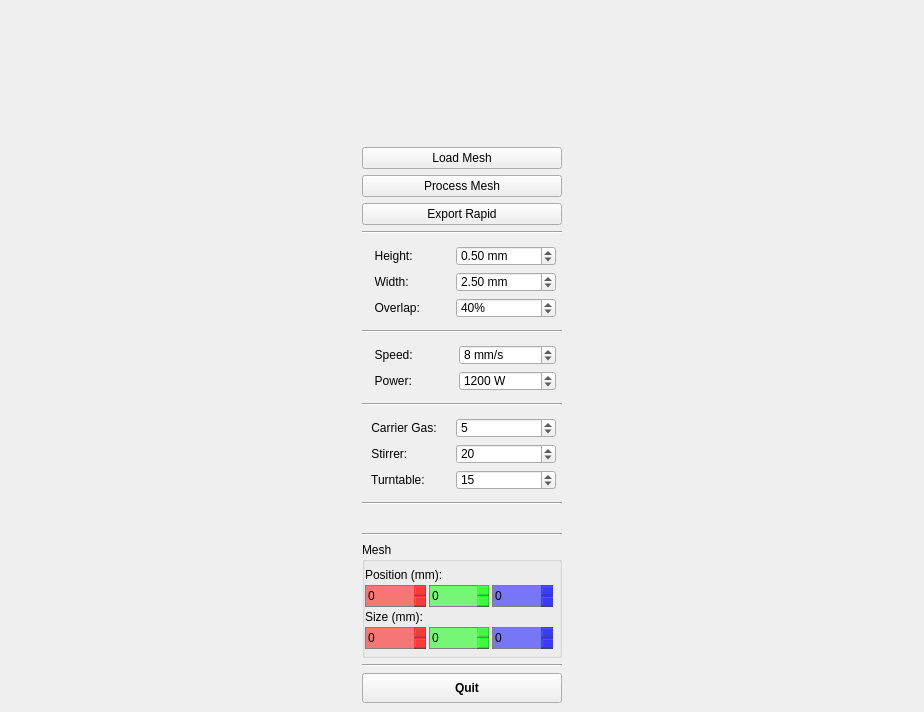
Old version of the form etna_planning/src/robpath/robpath.ui in the repository openlmd/etna.
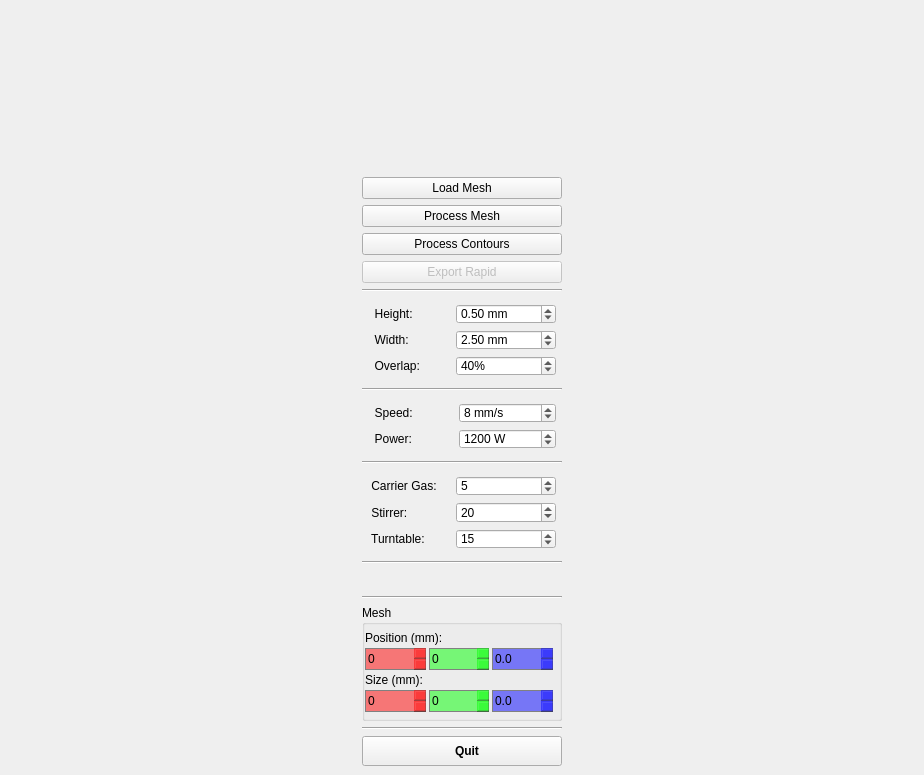
New version of the form. Icons and pictures are not drawn.

Commit message: Added support for contours path generation.

What changed in the file:
```diff
--- a/etna_planning/src/robpath/robpath.ui
+++ b/etna_planning/src/robpath/robpath.ui
@@ -7,7 +7,7 @@
     <x>0</x>
     <y>0</y>
     <width>924</width>
-    <height>712</height>
+    <height>775</height>
    </rect>
   </property>
   <property name="sizePolicy">
@@ -64,21 +64,21 @@
     </font>
    </property>
    <layout class="QGridLayout" name="gridLayout">
-    <item row="6" column="1">
+    <item row="12" column="1">
      <widget class="Line" name="line_2">
       <property name="orientation">
        <enum>Qt::Horizontal</enum>
       </property>
      </widget>
     </item>
-    <item row="9" column="1">
+    <item row="15" column="1">
      <widget class="Line" name="line">
       <property name="orientation">
        <enum>Qt::Horizontal</enum>
       </property>
      </widget>
     </item>
-    <item row="15" column="1" rowspan="2">
+    <item row="21" column="1" rowspan="2">
      <layout class="QFormLayout" name="flPowder">
       <property name="fieldGrowthPolicy">
        <enum>QFormLayout::AllNonFixedFieldsGrow</enum>
@@ -202,7 +202,7 @@
       </item>
      </layout>
     </item>
-    <item row="22" column="1">
+    <item row="28" column="1">
      <widget class="Line" name="line_4">
       <property name="orientation">
        <enum>Qt::Horizontal</enum>
@@ -216,46 +216,34 @@
       </property>
      </layout>
     </item>
-    <item row="14" column="1">
+    <item row="20" column="1">
      <widget class="Line" name="line_3">
       <property name="orientation">
        <enum>Qt::Horizontal</enum>
       </property>
      </widget>
     </item>
-    <item row="3" column="1">
-     <widget class="QPushButton" name="btnLoadMesh">
-      <property name="minimumSize">
-       <size>
-        <width>200</width>
-        <height>0</height>
-       </size>
+    <item row="25" column="1" rowspan="3">
+     <spacer name="verticalSpacer">
+      <property name="orientation">
+       <enum>Qt::Vertical</enum>
       </property>
-      <property name="maximumSize">
+      <property name="sizeHint" stdset="0">
        <size>
-        <width>200</width>
-        <height>16777215</height>
+        <width>20</width>
+        <height>40</height>
        </size>
       </property>
-      <property name="font">
-       <font>
-        <weight>50</weight>
-        <bold>false</bold>
-       </font>
-      </property>
-      <property name="text">
-       <string>Load Mesh</string>
-      </property>
-     </widget>
+     </spacer>
     </item>
-    <item row="26" column="1">
+    <item row="32" column="1">
      <widget class="Line" name="line_5">
       <property name="orientation">
        <enum>Qt::Horizontal</enum>
       </property>
      </widget>
     </item>
-    <item row="7" column="1" rowspan="2">
+    <item row="13" column="1" rowspan="2">
      <layout class="QFormLayout" name="flGeometry">
       <property name="fieldGrowthPolicy">
        <enum>QFormLayout::AllNonFixedFieldsGrow</enum>
@@ -391,7 +379,7 @@
       </item>
      </layout>
     </item>
-    <item row="27" column="1">
+    <item row="33" column="1">
      <widget class="QPushButton" name="btnQuit">
       <property name="enabled">
        <bool>true</bool>
@@ -437,8 +425,11 @@
       </property>
      </widget>
     </item>
-    <item row="5" column="1">
+    <item row="11" column="1">
      <widget class="QPushButton" name="btnSaveRapid">
+      <property name="enabled">
+       <bool>false</bool>
+      </property>
       <property name="minimumSize">
        <size>
         <width>200</width>
@@ -463,32 +454,7 @@
       </property>
      </widget>
     </item>
-    <item row="4" column="1">
-     <widget class="QPushButton" name="btnProcessMesh">
-      <property name="minimumSize">
-       <size>
-        <width>200</width>
-        <height>0</height>
-       </size>
-      </property>
-      <property name="maximumSize">
-       <size>
-        <width>200</width>
-        <height>16777215</height>
-       </size>
-      </property>
-      <property name="font">
-       <font>
-        <weight>50</weight>
-        <bold>false</bold>
-       </font>
-      </property>
-      <property name="text">
-       <string>Process Mesh</string>
-      </property>
-     </widget>
-    </item>
-    <item row="10" column="1" rowspan="4">
+    <item row="16" column="1" rowspan="4">
      <layout class="QFormLayout" name="flLaser">
       <property name="margin">
        <number>6</number>
@@ -580,7 +546,7 @@
       </item>
      </layout>
     </item>
-    <item row="23" column="1" rowspan="3">
+    <item row="29" column="1" rowspan="3">
      <widget class="QGroupBox" name="groupBox">
       <property name="font">
        <font>
@@ -730,7 +696,7 @@
             <bool>false</bool>
            </property>
            <property name="decimals">
-            <number>0</number>
+            <number>1</number>
            </property>
            <property name="maximum">
             <double>1000.000000000000000</double>
@@ -864,7 +830,7 @@
             <bool>false</bool>
            </property>
            <property name="decimals">
-            <number>0</number>
+            <number>1</number>
            </property>
            <property name="maximum">
             <double>1000.000000000000000</double>
@@ -879,19 +845,6 @@
       </layout>
      </widget>
     </item>
-    <item row="19" column="1" rowspan="3">
-     <spacer name="verticalSpacer">
-      <property name="orientation">
-       <enum>Qt::Vertical</enum>
-      </property>
-      <property name="sizeHint" stdset="0">
-       <size>
-        <width>20</width>
-        <height>40</height>
-       </size>
-      </property>
-     </spacer>
-    </item>
     <item row="1" column="1">
      <widget class="QLabel" name="lblLogo">
       <property name="minimumSize">
@@ -911,13 +864,82 @@
       </property>
      </widget>
     </item>
-    <item row="17" column="1" rowspan="2">
+    <item row="23" column="1" rowspan="2">
      <widget class="Line" name="line_6">
       <property name="orientation">
        <enum>Qt::Horizontal</enum>
       </property>
      </widget>
     </item>
+    <item row="10" column="1">
+     <widget class="QPushButton" name="btnProcessContours">
+      <property name="enabled">
+       <bool>true</bool>
+      </property>
+      <property name="font">
+       <font>
+        <weight>50</weight>
+        <bold>false</bold>
+       </font>
+      </property>
+      <property name="text">
+       <string>Process Contours</string>
+      </property>
+     </widget>
+    </item>
+    <item row="9" column="1">
+     <widget class="QPushButton" name="btnProcessMesh">
+      <property name="enabled">
+       <bool>true</bool>
+      </property>
+      <property name="minimumSize">
+       <size>
+        <width>200</width>
+        <height>0</height>
+       </size>
+      </property>
+      <property name="maximumSize">
+       <size>
+        <width>200</width>
+        <height>16777215</height>
+       </size>
+      </property>
+      <property name="font">
+       <font>
+        <weight>50</weight>
+        <bold>false</bold>
+       </font>
+      </property>
+      <property name="text">
+       <string>Process Mesh</string>
+      </property>
+     </widget>
+    </item>
+    <item row="8" column="1">
+     <widget class="QPushButton" name="btnLoadMesh">
+      <property name="minimumSize">
+       <size>
+        <width>200</width>
+        <height>0</height>
+       </size>
+      </property>
+      <property name="maximumSize">
+       <size>
+        <width>200</width>
+        <height>16777215</height>
+       </size>
+      </property>
+      <property name="font">
+       <font>
+        <weight>50</weight>
+        <bold>false</bold>
+       </font>
+      </property>
+      <property name="text">
+       <string>Load Mesh</string>
+      </property>
+     </widget>
+    </item>
    </layout>
   </widget>
  </widget>
```
Left out of the diff: 2 changed lines with no effect on the pictures. The commit also changes 8 other files.
